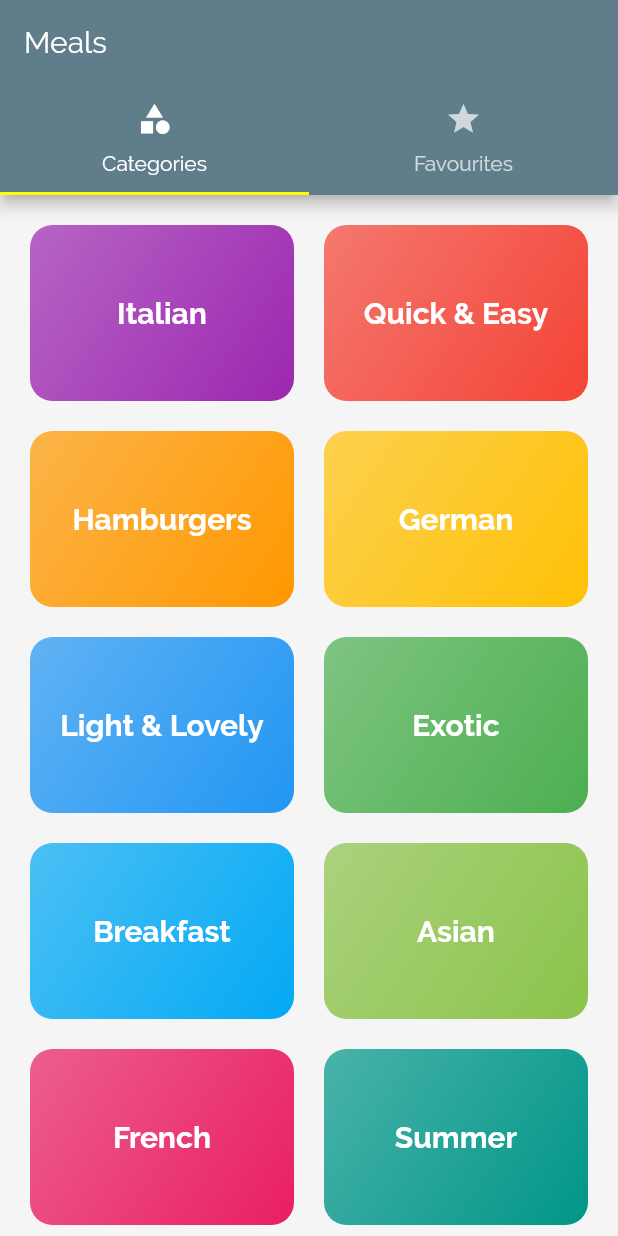
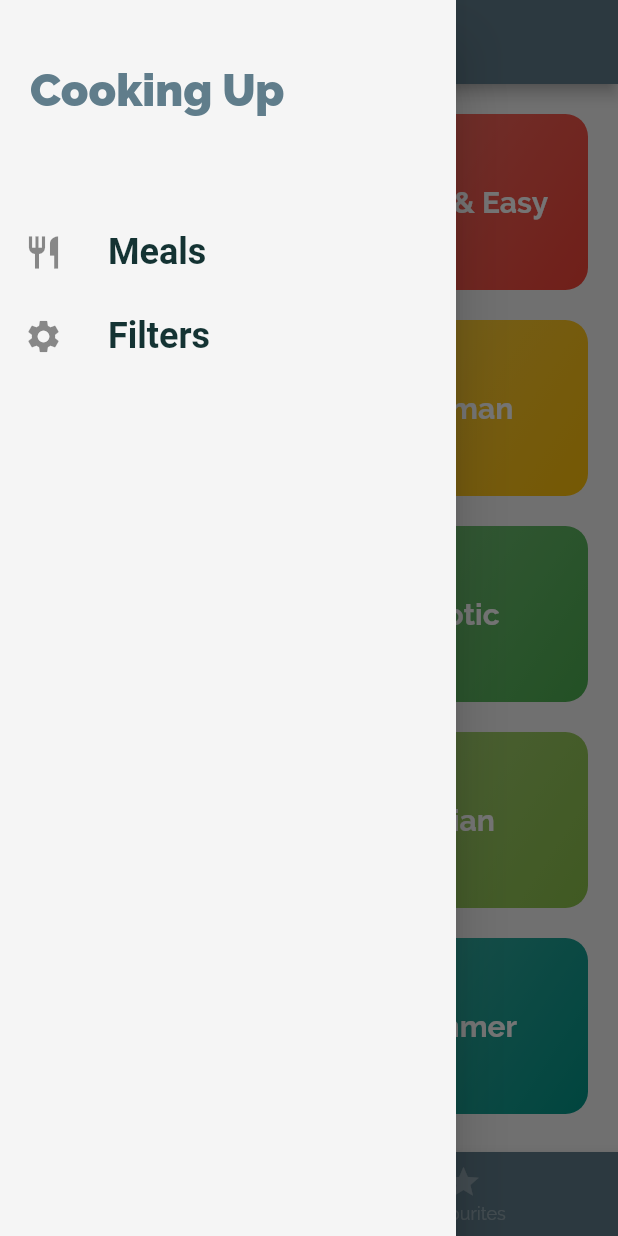
Before and after one commit to sharmasidharth1910/meals_app, a Flutter app: the screen it shows after launch, with the side drawer open (before the commit the screen has no drawer), on a phone screen of 412 x 824 dp. Run offline on Flutter 3.47's test engine with Material 2 defaults, Android fonts, the phone set to English and light mode, and no system bars; Roboto replaces fonts that are missing (RobotoCondened).

Commit message:
Added the app drawer and the navigation screens to the application.

```diff
--- a/lib/main.dart
+++ b/lib/main.dart
@@ -1,5 +1,6 @@
 import 'package:flutter/material.dart';
 import 'package:meals_app/screens/categories_screen.dart';
+import 'package:meals_app/screens/filters_screen.dart';
 import 'package:meals_app/screens/meal_detail_screen.dart';
 import 'package:meals_app/screens/tabs_screen.dart';
 
@@ -34,6 +35,8 @@ class MyApp extends StatelessWidget {
       ),
       home: TabsScreen(),
       routes: {
+        TabsScreen.id: (context) => TabsScreen(),
+        FiltersScreen.id: (context) => FiltersScreen(),
         CategoriesScreen.id : (context) => CategoriesScreen(),
         CategoryMealsScreen.id :(context) => CategoryMealsScreen(),
         MealDetailScreen.id : (context) => MealDetailScreen(),
--- /dev/null
+++ b/lib/screens/filters_screen.dart
@@ -0,0 +1,17 @@
+import 'package:flutter/material.dart';
+
+class FiltersScreen extends StatelessWidget {
+  static const id = "FiltersScreen";
+
+  @override
+  Widget build(BuildContext context) {
+    return Scaffold(
+      appBar: AppBar(
+        title: Text("Filters Screen"),
+      ),
+      body: Center(
+        child: Text("Filters Screen"),
+      ),
+    );
+  }
+}
--- a/lib/screens/tabs_screen.dart
+++ b/lib/screens/tabs_screen.dart
@@ -1,40 +1,57 @@
 import 'package:flutter/material.dart';
 import 'package:meals_app/screens/categories_screen.dart';
 import 'package:meals_app/screens/favourites_screen.dart';
+import 'package:meals_app/widgets/main_drawer.dart';
 
 class TabsScreen extends StatefulWidget {
+
+  static const id = "TabsScreen";
+
   @override
   _TabsScreenState createState() => _TabsScreenState();
 }
 
 class _TabsScreenState extends State<TabsScreen> {
+
+  final List<Map<String, Object>> _pages = [
+    {"page": CategoriesScreen(), "title": "Categories"},
+    {"page": FavouritesScreen(), "title": "Your Favourites"},
+  ];
+
+  int _selectedPageIndex = 0;
+
+  void _selectPage(int index) {
+    setState(() {
+      _selectedPageIndex = index;
+    });
+  }
+
   @override
   Widget build(BuildContext context) {
-    return DefaultTabController(
-      length: 2,
-      child: Scaffold(
-        appBar: AppBar(
-          title: Text("Meals"),
-          bottom: TabBar(
-            indicatorColor: Colors.yellowAccent,
-            tabs: <Widget>[
-              Tab(
-                icon: Icon(Icons.category),
-                text: "Categories",
-              ),
-              Tab(
-                icon: Icon(Icons.star),
-                text: "Favourites",
-              ),
-            ],
+    return Scaffold(
+      appBar: AppBar(
+        title: Text(_pages[_selectedPageIndex]["title"]),
+      ),
+      drawer: MainDrawer(),
+      body: _pages[_selectedPageIndex]["page"],
+      bottomNavigationBar: BottomNavigationBar(
+        onTap: _selectPage,
+        backgroundColor: Theme
+            .of(context)
+            .primaryColor,
+        unselectedItemColor: Colors.white30,
+        selectedItemColor: Colors.white,
+        currentIndex: _selectedPageIndex,
+        items: [
+          BottomNavigationBarItem(
+            icon: Icon(Icons.category),
+            title: Text("Categories"),
           ),
-        ),
-        body: TabBarView(
-          children: <Widget>[
-            CategoriesScreen(),
-            FavouritesScreen(),
-          ],
-        ),
+          BottomNavigationBarItem(
+            icon: Icon(Icons.star),
+            title: Text("Favourites"),
+          ),
+        ],
       ),
     );
   }
--- /dev/null
+++ b/lib/widgets/main_drawer.dart
@@ -0,0 +1,67 @@
+import 'package:flutter/material.dart';
+import 'package:meals_app/screens/filters_screen.dart';
+import 'package:meals_app/screens/tabs_screen.dart';
+
+class MainDrawer extends StatelessWidget {
+  @override
+  Widget build(BuildContext context) {
+    return Drawer(
+      child: Column(
+        children: <Widget>[
+          Container(
+            height: 120,
+            width: double.infinity,
+            padding: EdgeInsets.all(20),
+            alignment: Alignment.centerLeft,
+            child: Text(
+              "Cooking Up",
+              style: TextStyle(
+                  fontWeight: FontWeight.w900,
+                  fontSize: 30.0,
+                  color: Theme.of(context).primaryColor),
+            ),
+          ),
+          SizedBox(
+            height: 20,
+          ),
+          ListTile(
+            leading: Icon(
+              Icons.restaurant,
+              size: 26,
+            ),
+            title: Text(
+              "Meals",
+              style: TextStyle(
+                fontFamily: "RobotoCondened",
+                fontSize: 24.0,
+                fontWeight: FontWeight.bold,
+              ),
+            ),
+            onTap: () {
+              Navigator.pop(context);
+              Navigator.pushNamed(context, TabsScreen.id);
+            },
+          ),
+          ListTile(
+            leading: Icon(
+              Icons.settings,
+              size: 26,
+            ),
+            title: Text(
+              "Filters",
+              style: TextStyle(
+                fontFamily: "RobotoCondened",
+                fontSize: 24.0,
+                fontWeight: FontWeight.bold,
+              ),
+            ),
+            onTap: () {
+              Navigator.pop(context);
+              Navigator.pushNamed(context, FiltersScreen.id);
+            },
+          ),
+        ],
+      ),
+    );
+  }
+}
--- a/pubspec.yaml
+++ b/pubspec.yaml
@@ -4,7 +4,7 @@ description: A new Flutter project.
 version: 1.0.0+1
 
 environment:
-  sdk: ">=2.1.0 <3.0.0"
+  sdk: ">=2.2.0 <3.0.0"
 
 dependencies:
   flutter:
```
